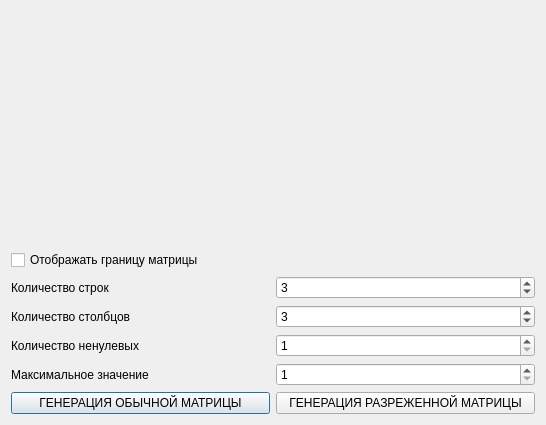
This is dialog.ui in MrTrojan52/Design-Patterns-Lab2 as Qt 5 draws it before an edit. The edited form follows.
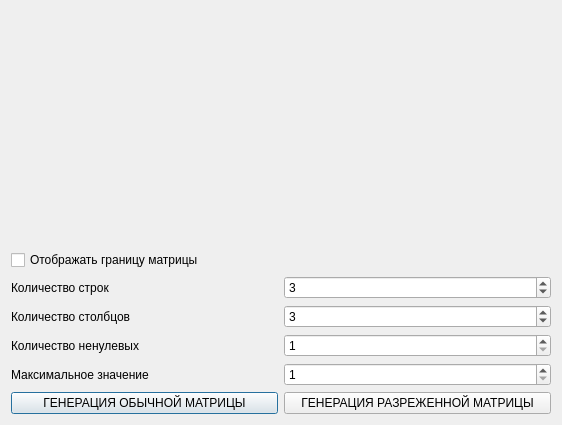
This is the edited form. Custom widgets are drawn as their Qt base class.

What changed in the file:
```diff
--- a/dialog.ui
+++ b/dialog.ui
@@ -6,7 +6,7 @@
    <rect>
     <x>0</x>
     <y>0</y>
-    <width>546</width>
+    <width>562</width>
     <height>425</height>
    </rect>
   </property>
```
Left out of the diff: 2 changed lines with no effect on the pictures.
